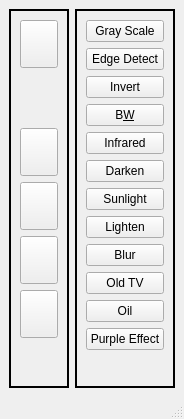
Above: GUI/SideBar.ui from Moataz35/ATripleM before the change. Below: the same form after it.
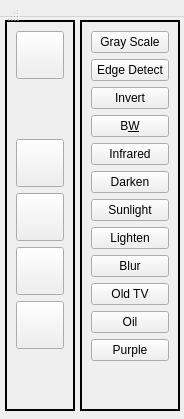
That is the form after the change. Icons and pictures are not drawn.

Commit message: transform sidebar from window to widget

Diff of the .ui file:
```diff
--- a/GUI/SideBar.ui
+++ b/GUI/SideBar.ui
@@ -1,7 +1,7 @@
 <?xml version="1.0" encoding="UTF-8"?>
 <ui version="4.0">
  <class>SideBar</class>
- <widget class="QMainWindow" name="SideBar">
+ <widget class="QWidget" name="SideBar">
   <property name="geometry">
    <rect>
     <x>0</x>
@@ -23,7 +23,15 @@
    <set>Qt::InputMethodHint::ImhNone</set>
   </property>
   <widget class="QWidget" name="centralwidget">
-   <layout class="QHBoxLayout" name="horizontalLayout" stretch="0,0">
+   <property name="geometry">
+    <rect>
+     <x>-10</x>
+     <y>20</y>
+     <width>101</width>
+     <height>391</height>
+    </rect>
+   </property>
+   <layout class="QHBoxLayout" name="horizontalLayout" stretch="0">
     <item>
      <widget class="QFrame" name="SideBarFrame">
       <property name="enabled">
@@ -260,8 +268,37 @@
       </layout>
      </widget>
     </item>
-    <item>
+   </layout>
+  </widget>
+  <widget class="QMenuBar" name="menubar">
+   <property name="geometry">
+    <rect>
+     <x>0</x>
+     <y>0</y>
+     <width>184</width>
+     <height>17</height>
+    </rect>
+   </property>
+  </widget>
+  <widget class="QStatusBar" name="statusbar">
+   <property name="geometry">
+    <rect>
+     <x>0</x>
+     <y>0</y>
+     <width>20</width>
+     <height>22</height>
+    </rect>
+   </property>
+  </widget>
      <widget class="QStackedWidget" name="stackedWidget">
+   <property name="geometry">
+    <rect>
+     <x>80</x>
+     <y>20</y>
+     <width>100</width>
+     <height>391</height>
+    </rect>
+   </property>
       <property name="maximumSize">
        <size>
         <width>100</width>
@@ -359,7 +396,7 @@
         <item>
          <widget class="QPushButton" name="PurpleEffect">
           <property name="text">
-           <string>Purple Effect</string>
+        <string>Purple</string>
           </property>
          </widget>
         </item>
@@ -686,20 +723,6 @@
        </layout>
       </widget>
      </widget>
-    </item>
-   </layout>
-  </widget>
-  <widget class="QMenuBar" name="menubar">
-   <property name="geometry">
-    <rect>
-     <x>0</x>
-     <y>0</y>
-     <width>184</width>
-     <height>17</height>
-    </rect>
-   </property>
-  </widget>
-  <widget class="QStatusBar" name="statusbar"/>
  </widget>
  <resources>
   <include location="resources.qrc"/>
```
Lines whose indentation alone changed are shown as unchanged. The commit also changes 2 other files.
